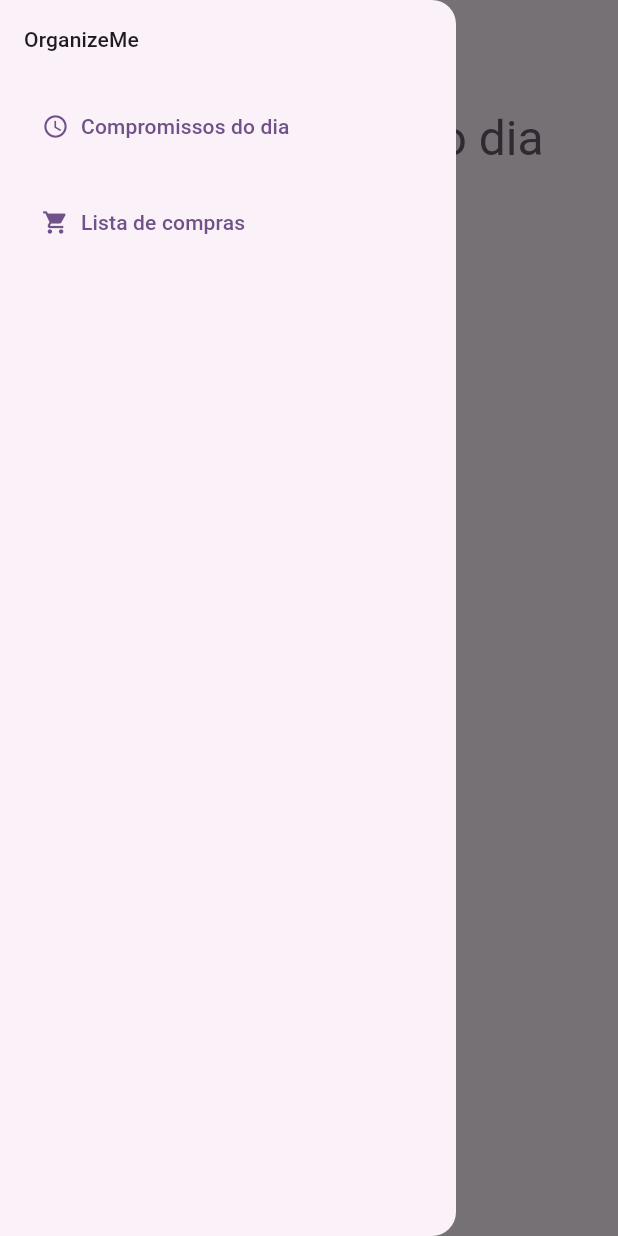
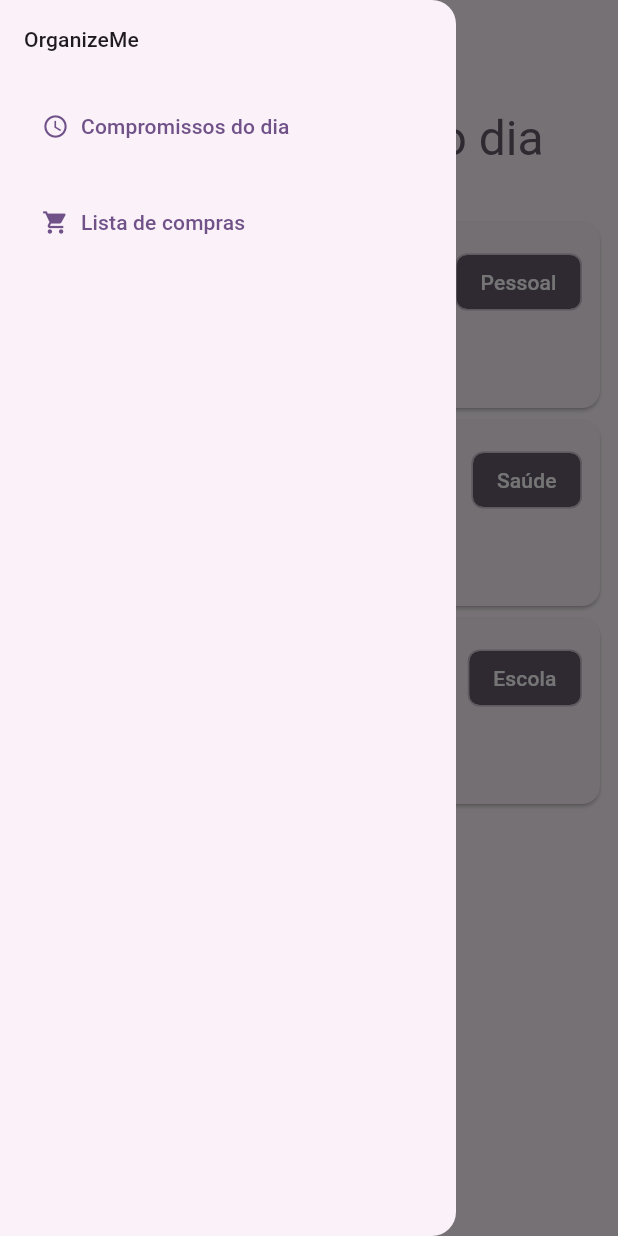
Before and after one commit to ProfessorAndersonChoren/appII_canoas_afternoon, a Flutter app: the screen it shows after launch, with the side drawer open, on a phone screen of 412 x 824 dp. Run offline on Flutter 3.47's test engine with Material 3 defaults, Android fonts, the phone set to English and light mode, and no system bars; our stand-ins replace flutter_mobx, flutter_svg, mobx; generated files the repository leaves out were written again.

Commit message:
Projeto OrganizeMe - Tela de compromissos

```diff
--- a/organizeme/lib/main.dart
+++ b/organizeme/lib/main.dart
@@ -1,4 +1,5 @@
 import 'package:flutter/material.dart';
+import 'package:organizeme/screens/shop_list/shop_list_page.dart';
 import 'package:organizeme/screens/todo/todo_page.dart';
 import 'package:organizeme/theme.dart';
 
@@ -18,7 +19,8 @@ class MainApp extends StatelessWidget {
       initialRoute: '/todo',
       routes: {
         '/todo': (context) => TodoPage(),
-      }
+        '/shoplist': (context) => ShopListPage(),
+      },
     );
   }
 }
--- /dev/null
+++ b/organizeme/lib/screens/shared/app_drawer.dart
@@ -0,0 +1,43 @@
+import 'package:flutter/material.dart';
+
+class AppDrawer extends StatelessWidget {
+  const AppDrawer({
+    super.key,
+  });
+
+  @override
+  Widget build(BuildContext context) {
+    return Drawer(
+      child: Padding(
+        padding: const EdgeInsets.all(16.0),
+        child: Column(
+          crossAxisAlignment: CrossAxisAlignment.start,
+          children: [
+            Text(
+              'OrganizeMe',
+              style: Theme.of(context).textTheme.titleSmall,
+            ),
+            const SizedBox(
+              height: 24,
+            ),
+            TextButton.icon(
+              onPressed: () {
+                Navigator.pushReplacementNamed(context, '/todo');
+              },
+              icon: const Icon(Icons.access_time),
+              label: const Text('Compromissos do dia'),
+            ),
+            const SizedBox(height: 16),
+            TextButton.icon(
+              onPressed: () {
+                Navigator.pushReplacementNamed(context, '/shoplist');
+              },
+              icon: const Icon(Icons.shopping_cart),
+              label: const Text('Lista de compras'),
+            ),
+          ],
+        ),
+      ),
+    );
+  }
+}
--- /dev/null
+++ b/organizeme/lib/screens/shop_list/shop_list_page.dart
@@ -0,0 +1,22 @@
+import 'package:flutter/material.dart';
+import 'package:organizeme/screens/shared/app_drawer.dart';
+
+class ShopListPage extends StatelessWidget {
+  const ShopListPage({super.key});
+
+  @override
+  Widget build(BuildContext context) {
+    return Scaffold(
+      appBar: AppBar(
+        title: const Text('OrganizeMe'),
+      ),
+      drawer: AppDrawer(),
+      body: const Center(
+        child: Text(
+          'ShopListPage is working',
+          style: TextStyle(fontSize: 20),
+        ),
+      ),
+    );
+  }
+}
--- a/organizeme/lib/screens/todo/components/task.dart
+++ b/organizeme/lib/screens/todo/components/task.dart
@@ -14,10 +14,42 @@ class Task extends StatelessWidget {
 
   @override
   Widget build(BuildContext context) {
-    return const Center(
-      child: Text(
-        'Task is working',
-        style: TextStyle(fontSize: 20),
+    return Card(
+      child: Padding(
+        padding: const EdgeInsets.symmetric(vertical: 16, horizontal: 12),
+        child: Column(
+          children: [
+            Row(
+              mainAxisAlignment: MainAxisAlignment.spaceBetween,
+              children: [
+                Text(
+                  title,
+                  style: Theme.of(context).textTheme.headlineMedium,
+                ),
+                Chip(
+                  label: Text(
+                    category,
+                  ),
+                  labelStyle: TextStyle(
+                    color: Theme.of(context).colorScheme.onSecondary,
+                  ),
+                  backgroundColor: Theme.of(context).colorScheme.secondary,
+                ),
+              ],
+            ),
+            const SizedBox(height: 16),
+            Row(
+              children: [
+                const Icon(Icons.access_time),
+                const SizedBox(width: 8),
+                Text(
+                  hour.format(context),
+                  style: Theme.of(context).textTheme.titleLarge,
+                ),
+              ],
+            ),
+          ],
+        ),
       ),
     );
   }
--- a/organizeme/lib/screens/todo/todo_page.dart
+++ b/organizeme/lib/screens/todo/todo_page.dart
@@ -1,4 +1,5 @@
 import 'package:flutter/material.dart';
+import 'package:organizeme/screens/shared/app_drawer.dart';
 import 'package:organizeme/screens/todo/components/task.dart';
 
 class TodoPage extends StatelessWidget {
@@ -37,34 +38,7 @@ class TodoPage extends StatelessWidget {
       appBar: AppBar(
         title: const Text('OrganizeMe'),
       ),
-      drawer: Drawer(
-        child: Padding(
-          padding: const EdgeInsets.all(16.0),
-          child: Column(
-            crossAxisAlignment: CrossAxisAlignment.start,
-            children: [
-              Text(
-                'OrganizeMe',
-                style: Theme.of(context).textTheme.titleSmall,
-              ),
-              const SizedBox(
-                height: 24,
-              ),
-              TextButton.icon(
-                onPressed: () {},
-                icon: const Icon(Icons.access_time),
-                label: const Text('Compromissos do dia'),
-              ),
-              const SizedBox(height: 16),
-              TextButton.icon(
-                onPressed: () {},
-                icon: const Icon(Icons.shopping_cart),
-                label: const Text('Lista de compras'),
-              ),
-            ],
-          ),
-        ),
-      ),
+      drawer: const AppDrawer(),
       body: Padding(
         padding: const EdgeInsets.symmetric(
           vertical: 16,
```
